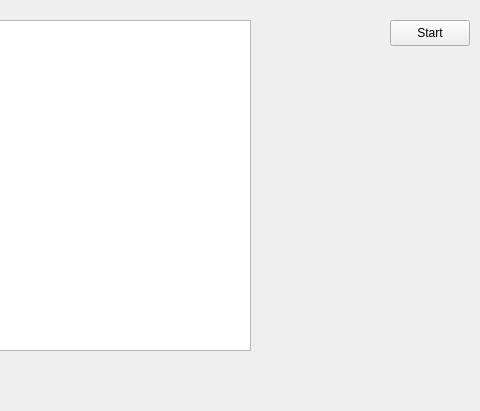
toivow/Otekn, file Game/mainwindow.ui: the form before one commit; both pictures show x 320 to 800 and y 0 to 411 of the 800 by 600 pixel window.
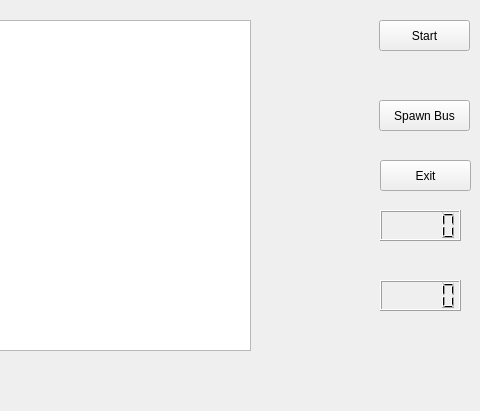
The form after the commit.

Commit message: Lisätty nappuloita

The edit to the form file:
```diff
--- a/Game/mainwindow.ui
+++ b/Game/mainwindow.ui
@@ -27,16 +27,62 @@
    <widget class="QPushButton" name="startButton">
     <property name="geometry">
      <rect>
-      <x>710</x>
+      <x>699</x>
       <y>20</y>
-      <width>80</width>
-      <height>26</height>
+      <width>91</width>
+      <height>31</height>
      </rect>
     </property>
     <property name="text">
      <string>Start</string>
     </property>
    </widget>
+   <widget class="QPushButton" name="busSpawnButton">
+    <property name="geometry">
+     <rect>
+      <x>699</x>
+      <y>100</y>
+      <width>91</width>
+      <height>31</height>
+     </rect>
+    </property>
+    <property name="text">
+     <string>Spawn Bus</string>
+    </property>
+   </widget>
+   <widget class="QPushButton" name="exitButton">
+    <property name="geometry">
+     <rect>
+      <x>700</x>
+      <y>160</y>
+      <width>91</width>
+      <height>31</height>
+     </rect>
+    </property>
+    <property name="text">
+     <string>Exit</string>
+    </property>
+   </widget>
+   <widget class="QLCDNumber" name="timeLeft">
+    <property name="geometry">
+     <rect>
+      <x>700</x>
+      <y>210</y>
+      <width>81</width>
+      <height>31</height>
+     </rect>
+    </property>
+   </widget>
+   <widget class="QLCDNumber" name="pointsAmnt">
+    <property name="geometry">
+     <rect>
+      <x>700</x>
+      <y>280</y>
+      <width>81</width>
+      <height>31</height>
+     </rect>
+    </property>
+   </widget>
   </widget>
   <widget class="QMenuBar" name="menubar">
    <property name="geometry">
```
The commit also changes 2 other files.
